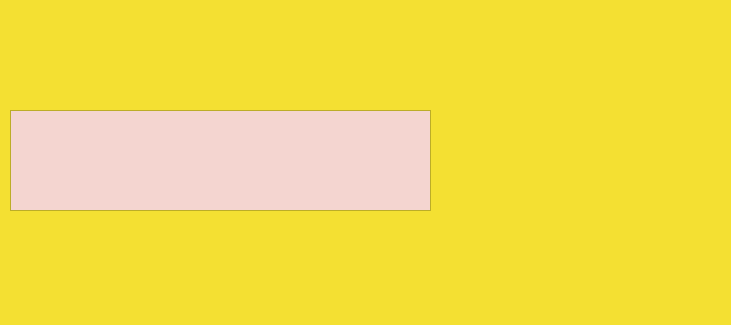
First picture: the form in pay.ui, repository lizlizardplease/school_bmstu, before the edit.
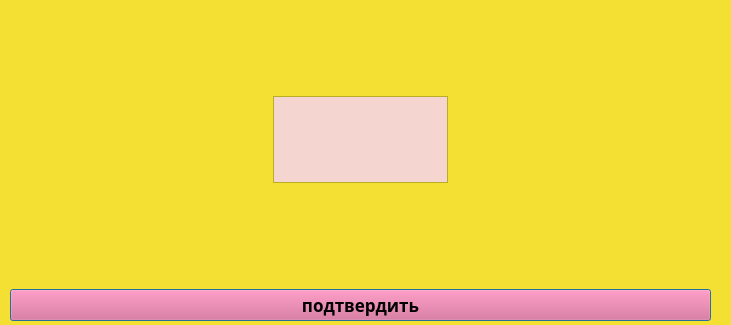
Second picture: the form after the edit.

Commit message: pay class added

Patch:
```diff
--- a/pay.ui
+++ b/pay.ui
@@ -112,7 +112,7 @@
   <property name="windowTitle">
    <string>Dialog</string>
   </property>
-  <widget class="QWidget" name="">
+  <widget class="QWidget" name="layoutWidget">
    <property name="geometry">
     <rect>
      <x>0</x>
@@ -121,7 +121,7 @@
      <height>321</height>
     </rect>
    </property>
-   <layout class="QVBoxLayout" name="verticalLayout" stretch="1,1,1">
+   <layout class="QVBoxLayout" name="verticalLayout" stretch="1,1,1,0">
     <property name="spacing">
      <number>10</number>
     </property>
@@ -136,10 +136,47 @@
     </property>
     <item>
      <widget class="QLabel" name="label">
+      <property name="palette">
+       <palette>
+        <active>
+         <colorrole role="WindowText">
+          <brush brushstyle="SolidPattern">
+           <color alpha="255">
+            <red>45</red>
+            <green>188</green>
+            <blue>183</blue>
+           </color>
+          </brush>
+         </colorrole>
+        </active>
+        <inactive>
+         <colorrole role="WindowText">
+          <brush brushstyle="SolidPattern">
+           <color alpha="255">
+            <red>45</red>
+            <green>188</green>
+            <blue>183</blue>
+           </color>
+          </brush>
+         </colorrole>
+        </inactive>
+        <disabled>
+         <colorrole role="WindowText">
+          <brush brushstyle="SolidPattern">
+           <color alpha="255">
+            <red>190</red>
+            <green>190</green>
+            <blue>190</blue>
+           </color>
+          </brush>
+         </colorrole>
+        </disabled>
+       </palette>
+      </property>
       <property name="font">
        <font>
         <family>Sawasdee</family>
-        <pointsize>13</pointsize>
+        <pointsize>20</pointsize>
         <weight>75</weight>
         <bold>true</bold>
        </font>
@@ -150,10 +187,23 @@
      </widget>
     </item>
     <item>
-     <layout class="QHBoxLayout" name="horizontalLayout" stretch="3,2">
+     <layout class="QHBoxLayout" name="horizontalLayout" stretch="3,2,3">
       <property name="topMargin">
        <number>0</number>
       </property>
+      <item>
+       <spacer name="horizontalSpacer_2">
+        <property name="orientation">
+         <enum>Qt::Horizontal</enum>
+        </property>
+        <property name="sizeHint" stdset="0">
+         <size>
+          <width>40</width>
+          <height>20</height>
+         </size>
+        </property>
+       </spacer>
+      </item>
       <item>
        <widget class="QTextEdit" name="textEdit">
         <property name="palette">
@@ -262,6 +312,50 @@
       </property>
      </widget>
     </item>
+    <item>
+     <widget class="QPushButton" name="pushButton">
+      <property name="palette">
+       <palette>
+        <active>
+         <colorrole role="Button">
+          <brush brushstyle="SolidPattern">
+           <color alpha="255">
+            <red>227</red>
+            <green>89</green>
+            <blue>132</blue>
+           </color>
+          </brush>
+         </colorrole>
+        </active>
+        <inactive>
+         <colorrole role="Button">
+          <brush brushstyle="SolidPattern">
+           <color alpha="255">
+            <red>227</red>
+            <green>89</green>
+            <blue>132</blue>
+           </color>
+          </brush>
+         </colorrole>
+        </inactive>
+        <disabled>
+         <colorrole role="Button">
+          <brush brushstyle="SolidPattern">
+           <color alpha="255">
+            <red>227</red>
+            <green>89</green>
+            <blue>132</blue>
+           </color>
+          </brush>
+         </colorrole>
+        </disabled>
+       </palette>
+      </property>
+      <property name="text">
+       <string>подтвердить</string>
+      </property>
+     </widget>
+    </item>
    </layout>
   </widget>
  </widget>
```
The commit also changes 7 other files.
